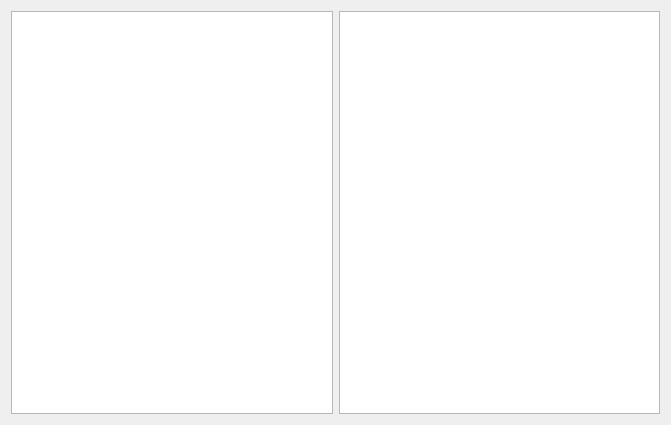
Before: the Qt Designer form src/StocksModelsWidget.ui in ilyayunkin/StocksMonitor, drawn with Qt 5.
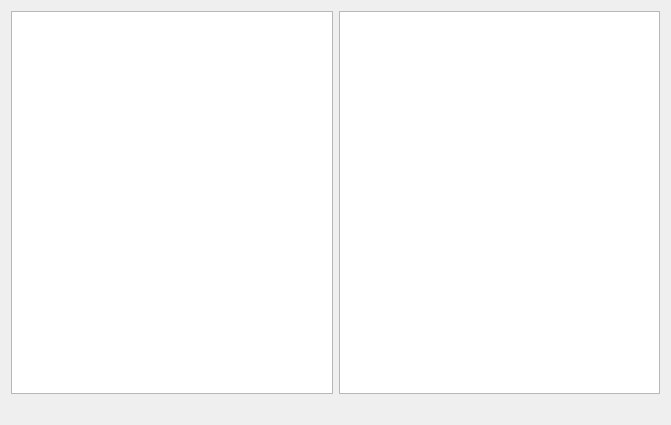
After: the same form once the commit is applied.

Diff of the .ui file:
```diff
--- a/src/StocksModelsWidget.ui
+++ b/src/StocksModelsWidget.ui
@@ -13,12 +13,23 @@
   <property name="windowTitle">
    <string>Form</string>
   </property>
+  <layout class="QVBoxLayout" name="verticalLayout">
+   <item>
   <layout class="QHBoxLayout" name="horizontalLayout">
    <item>
     <widget class="QTableView" name="stocksTableView"/>
    </item>
    <item>
     <widget class="QTableView" name="stocksLimitsTableView"/>
+     </item>
+    </layout>
+   </item>
+   <item>
+    <widget class="QLabel" name="timeLabel">
+     <property name="text">
+      <string/>
+     </property>
+    </widget>
    </item>
   </layout>
  </widget>
```
Lines whose indentation alone changed are shown as unchanged.
